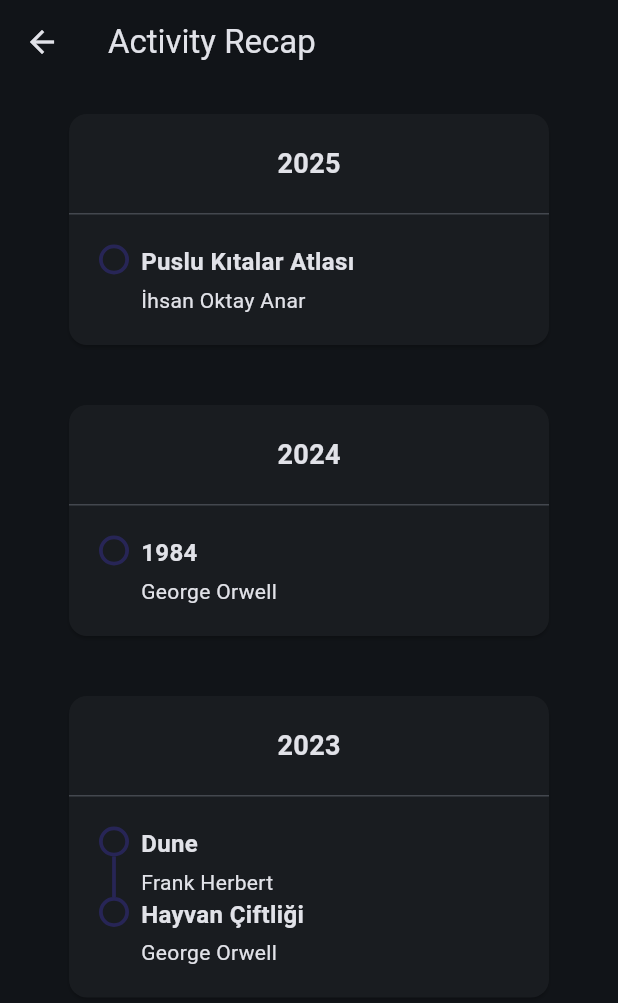
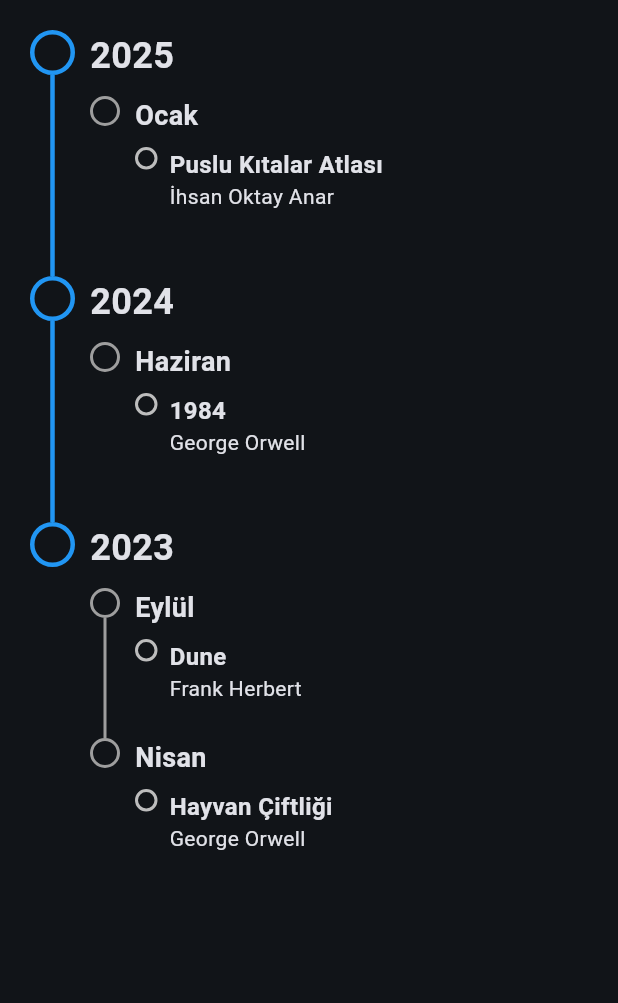
Before and after one commit to emirkalafat/emirklft, a Flutter app: the RecapScreen screen opened directly, on a phone screen of 412 x 824 dp. Shown: the top 1003 px of the screen. Run offline on Flutter 3.47's test engine with Material 3 defaults, Android fonts, the phone set to English and light mode, and no system bars; our stand-ins replace cloud_firestore, email_validator, firebase_analytics, firebase_core, firebase_storage, flutter_markdown and 12 more; missing offline and left inert: currency_picker; accounts and stored records are empty; Roboto replaces fonts that are missing (Ubuntu).

Commit message:
proper timeline

```diff
--- a/lib/screens/recap/recap.dart
+++ b/lib/screens/recap/recap.dart
@@ -6,86 +6,98 @@ class RecapScreen extends StatelessWidget {
 
   @override
   Widget build(BuildContext context) {
-    final groupedActivities = _groupActivitiesByYear();
+    final groupedActivities = _Activity.groupActivitiesByYearAndMonth();
 
     return Scaffold(
-      appBar: AppBar(title: const Text('Activity Recap')),
-      body: ListView.builder(
-        itemCount: groupedActivities.keys.length,
-        itemBuilder: (context, index) {
-          final year = groupedActivities.keys.toList()[index];
-          final activities = groupedActivities[year]!;
-          return _YearCard(year: year, activities: activities);
-        },
+      body: SingleChildScrollView(
+        child: Padding(
+          padding: const EdgeInsets.all(20.0),
+          child: Center(
+            child: SizedBox(
+              width: 400.0,
+              child: FixedTimeline.tileBuilder(
+                theme: TimelineThemeData(
+                  nodePosition: 0,
+                  color: Colors.blue,
+                  indicatorTheme: const IndicatorThemeData(
+                    position: 0,
+                    size: 30.0,
                   ),
-    );
-  }
-}
+                  connectorTheme: const ConnectorThemeData(
+                    thickness: 3.0,
+                  ),
+                ),
+                builder: TimelineTileBuilder.connected(
+                  connectionDirection: ConnectionDirection.before,
+                  itemCount: groupedActivities.length,
+                  contentsBuilder: (_, yearIndex) {
+                    final year = groupedActivities.keys.toList()[yearIndex];
+                    final monthActivities = groupedActivities[year]!;
 
-class _YearCard extends StatelessWidget {
-  const _YearCard({required this.year, required this.activities});
+                    return Padding(
+                      padding: const EdgeInsets.only(left: 10.0, bottom: 20.0),
+                      child: Column(
+                        crossAxisAlignment: CrossAxisAlignment.start,
+                        children: [
+                          Text(
+                            '$year',
+                            style: const TextStyle(
+                              fontWeight: FontWeight.bold,
+                              fontSize: 24.0,
+                            ),
+                          ),
+                          const SizedBox(height: 10.0),
+                          FixedTimeline.tileBuilder(
+                            theme: TimelineThemeData(
+                              nodePosition: 0,
+                              color: Colors.grey,
+                              indicatorTheme: const IndicatorThemeData(
+                                position: 0,
+                                size: 20.0,
+                              ),
+                              connectorTheme: const ConnectorThemeData(
+                                thickness: 2.0,
+                              ),
+                            ),
+                            builder: TimelineTileBuilder.connected(
+                              connectionDirection: ConnectionDirection.before,
+                              itemCount: monthActivities.length,
+                              contentsBuilder: (_, monthIndex) {
+                                final month = monthActivities.keys.toList()[monthIndex];
+                                final activities = monthActivities[month]!;
 
-  final int year;
-  final List<_Activity> activities;
-
-  @override
-  Widget build(BuildContext context) {
-    return Center(
-      child: SizedBox(
-        width: 360.0,
-        child: Card(
-          margin: const EdgeInsets.all(20.0),
+                                return Padding(
+                                  padding: const EdgeInsets.only(left: 10.0, bottom: 15.0),
                                   child: Column(
-            mainAxisSize: MainAxisSize.min,
+                                    crossAxisAlignment: CrossAxisAlignment.start,
                                     children: [
-              Padding(
-                padding: const EdgeInsets.all(20.0),
-                child: Text(
-                  '$year',
+                                      Text(
+                                        _getMonthName(month),
                                         style: const TextStyle(
                                           fontWeight: FontWeight.bold,
                                           fontSize: 18.0,
                                         ),
                                       ),
-              ),
-              const Divider(height: 1.0),
-              _ActivitiesTimeline(activities: activities),
-            ],
-          ),
-        ),
-      ),
-    );
-  }
-}
-
-class _ActivitiesTimeline extends StatelessWidget {
-  const _ActivitiesTimeline({required this.activities});
-
-  final List<_Activity> activities;
-
-  @override
-  Widget build(BuildContext context) {
-    return Padding(
-      padding: const EdgeInsets.all(20.0),
-      child: FixedTimeline.tileBuilder(
+                                      const SizedBox(height: 8.0),
+                                      FixedTimeline.tileBuilder(
                                         theme: TimelineThemeData(
                                           nodePosition: 0,
-          color: const Color.fromARGB(255, 39, 37, 86),
+                                          color: Colors.grey.shade400,
                                           indicatorTheme: const IndicatorThemeData(
                                             position: 0,
-            size: 20.0,
+                                            size: 15.0,
                                           ),
                                           connectorTheme: const ConnectorThemeData(
-            thickness: 2.5,
+                                            thickness: 1.5,
                                           ),
                                         ),
                                         builder: TimelineTileBuilder.connected(
                                           connectionDirection: ConnectionDirection.before,
                                           itemCount: activities.length,
-          contentsBuilder: (_, index) {
-            final activity = activities[index];
+                                          contentsBuilder: (_, activityIndex) {
+                                            final activity = activities[activityIndex];
                                             return Padding(
-              padding: const EdgeInsets.only(left: 8.0),
+                                              padding: const EdgeInsets.only(left: 8.0, bottom: 8.0),
                                               child: Column(
                                                 crossAxisAlignment: CrossAxisAlignment.start,
                                                 children: [
@@ -96,24 +108,66 @@ class _ActivitiesTimeline extends StatelessWidget {
                                                       fontSize: 16.0,
                                                     ),
                                                   ),
-                  const SizedBox(height: 4.0),
                                                   Text(activity.description),
                                                 ],
                                               ),
                                             );
                                           },
-          indicatorBuilder: (_, index) {
-            return const OutlinedDotIndicator(borderWidth: 2.5);
+                                          indicatorBuilder: (_, index) =>
+                                              const OutlinedDotIndicator(),
+                                          connectorBuilder: (_, index, ___) =>
+                                              const SolidLineConnector(),
+                                        ),
+                                      ),
+                                    ],
+                                  ),
+                                );
                               },
-          connectorBuilder: (_, index, ___) => const SolidLineConnector(),
+                              indicatorBuilder: (_, index) =>
+                                  const OutlinedDotIndicator(borderWidth: 2.0),
+                              connectorBuilder: (_, index, ___) =>
+                                  const SolidLineConnector(),
+                            ),
+                          ),
+                        ],
+                      ),
+                    );
+                  },
+                  indicatorBuilder: (_, index) =>
+                      const OutlinedDotIndicator(borderWidth: 3.0),
+                  connectorBuilder: (_, index, ___) =>
+                      const SolidLineConnector(),
+                ),
+              ),
+            ),
+          ),
         ),
       ),
     );
   }
+
+  String _getMonthName(int month) {
+    final months = [
+      'Ocak', 'Şubat', 'Mart', 'Nisan', 'Mayıs', 'Haziran',
+      'Temmuz', 'Ağustos', 'Eylül', 'Ekim', 'Kasım', 'Aralık'
+    ];
+    return months[month - 1];
+  }
 }
 
 // Mock data
-Map<int, List<_Activity>> _groupActivitiesByYear() {
+class _Activity {
+  const _Activity({
+    required this.title,
+    required this.description,
+    required this.date,
+  });
+
+  final String title;
+  final String description;
+  final DateTime date;
+
+  static Map<int, Map<int, List<_Activity>>> groupActivitiesByYearAndMonth() {
     final activities = [
       _Activity(
         title: 'Puslu Kıtalar Atlası',
@@ -137,24 +191,29 @@ Map<int, List<_Activity>> _groupActivitiesByYear() {
       ),
     ];
 
+    final groupedByYear = <int, List<_Activity>>{};
+    for (var activity in activities) {
+      final year = activity.date.year;
+      groupedByYear.putIfAbsent(year, () => []);
+      groupedByYear[year]!.add(activity);
+    }
+
+    final groupedByYearAndMonth = <int, Map<int, List<_Activity>>>{};
+    for (var year in groupedByYear.keys) {
+      groupedByYearAndMonth[year] = _groupByMonth(groupedByYear[year]!);
+    }
+
+    return groupedByYearAndMonth;
+  }
+
+  static Map<int, List<_Activity>> _groupByMonth(List<_Activity> activities) {
     final grouped = <int, List<_Activity>>{};
     for (var activity in activities) {
-    final year = activity.date.year;
-    grouped.putIfAbsent(year, () => []);
-    grouped[year]!.add(activity);
+      final month = activity.date.month;
+      grouped.putIfAbsent(month, () => []);
+      grouped[month]!.add(activity);
     }
 
     return grouped;
   }
-
-class _Activity {
-  const _Activity({
-    required this.title,
-    required this.description,
-    required this.date,
-  });
-
-  final String title;
-  final String description;
-  final DateTime date;
 }
```
Lines whose indentation alone changed are shown as unchanged.
